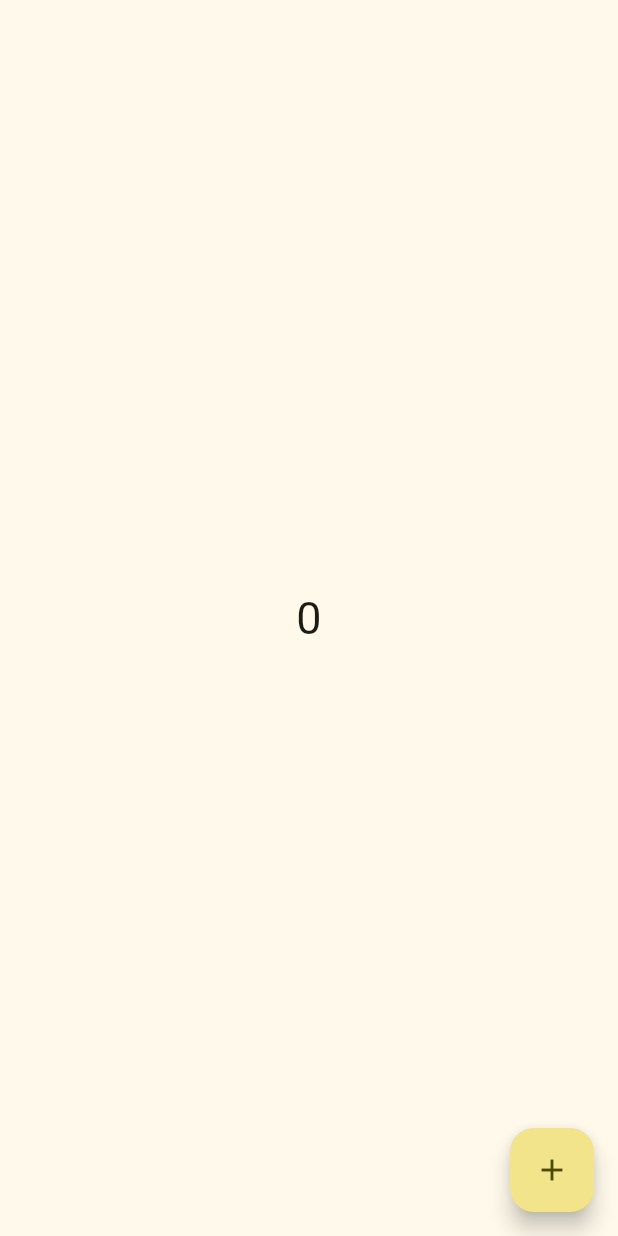
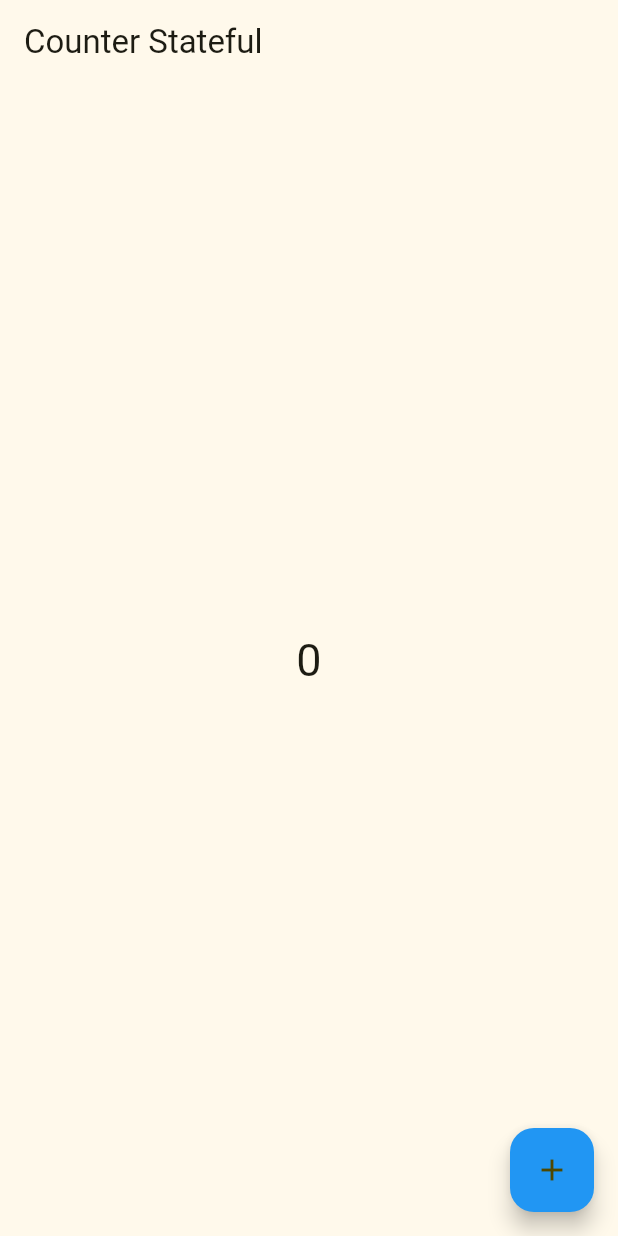
Before and after one commit to JacklynConn/chat_app_bubble, a Flutter app: the screen it shows after launch, on a phone screen of 412 x 824 dp. Run offline on Flutter 3.47's test engine with Material 3 defaults, Android fonts, the phone set to English and light mode, and no system bars.

Commit message:
Widget Variable vs State Variable

```diff
--- a/lib/counter_stateful_demo.dart
+++ b/lib/counter_stateful_demo.dart
@@ -1,7 +1,8 @@
 import 'package:flutter/material.dart';
 
 class CounterStateful extends StatefulWidget {
-  const CounterStateful({super.key});
+   final Color buttonColor;
+   const CounterStateful({super.key, required this.buttonColor});
 
   @override
   State<CounterStateful> createState() => _CounterStatefulState();
@@ -9,6 +10,7 @@ class CounterStateful extends StatefulWidget {
 
 class _CounterStatefulState extends State<CounterStateful> {
   int counter = 0;
+
 
   void increment(){
     setState(() {
@@ -18,7 +20,11 @@ class _CounterStatefulState extends State<CounterStateful> {
   @override
   Widget build(BuildContext context) {
     return Scaffold(
+      appBar: AppBar(
+        title: const Text("Counter Stateful"),
+      ),
       floatingActionButton: FloatingActionButton(
+        backgroundColor: widget.buttonColor,
         child: const Icon(Icons.add),
         onPressed: () {
           increment();
--- a/lib/main.dart
+++ b/lib/main.dart
@@ -15,9 +15,9 @@ class ChatApp extends StatelessWidget {
       debugShowCheckedModeBanner: false,
       theme: ThemeData(
         colorScheme: ColorScheme.fromSeed(seedColor: Colors.yellow),
-        useMaterial3: true,
+        // useMaterial3: true,
       ),
-      home: const CounterStateful(),
+      home: const CounterStateful(buttonColor: Colors.blue,),
     );
   }
 }
```
